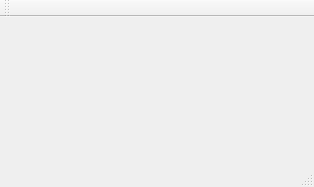
The window that SessorsControl/mainwindow.ui (leo0530/SessorsControl_pi) describes before a commit, drawn with Qt 5.
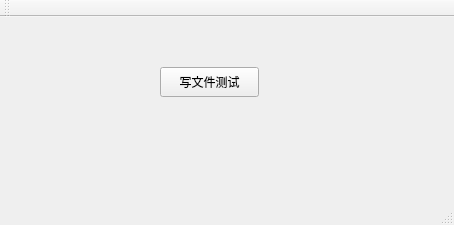
The same window after the commit.

Patch:
```diff
--- a/SessorsControl/mainwindow.ui
+++ b/SessorsControl/mainwindow.ui
@@ -6,14 +6,28 @@
    <rect>
     <x>0</x>
     <y>0</y>
-    <width>314</width>
-    <height>187</height>
+    <width>454</width>
+    <height>225</height>
    </rect>
   </property>
   <property name="windowTitle">
    <string>Sessor Control</string>
   </property>
-  <widget class="QWidget" name="centralWidget"/>
+  <widget class="QWidget" name="centralWidget">
+   <widget class="QPushButton" name="pushButton">
+    <property name="geometry">
+     <rect>
+      <x>160</x>
+      <y>50</y>
+      <width>99</width>
+      <height>30</height>
+     </rect>
+    </property>
+    <property name="text">
+     <string>写文件测试</string>
+    </property>
+   </widget>
+  </widget>
   <widget class="QMenuBar" name="menuBar">
    <property name="geometry">
     <rect>
```
Left out of the diff: 2 changed lines with no effect on the pictures.
